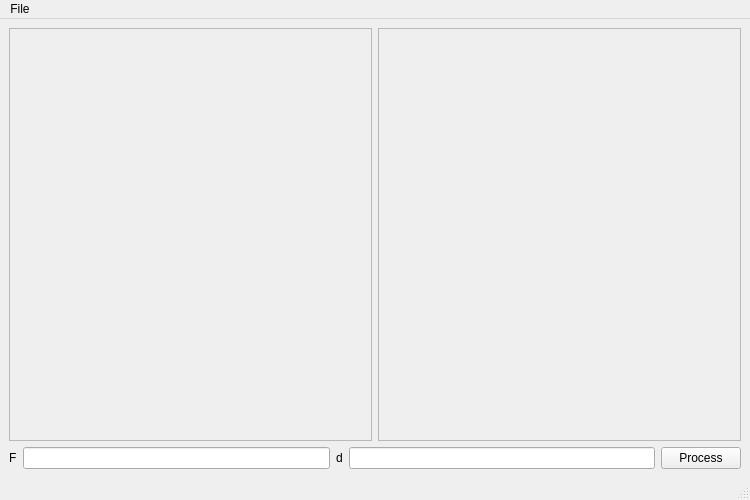
First picture: the form in form/mainwindow.ui, repository AlbezJelt/DCT2, before the edit.
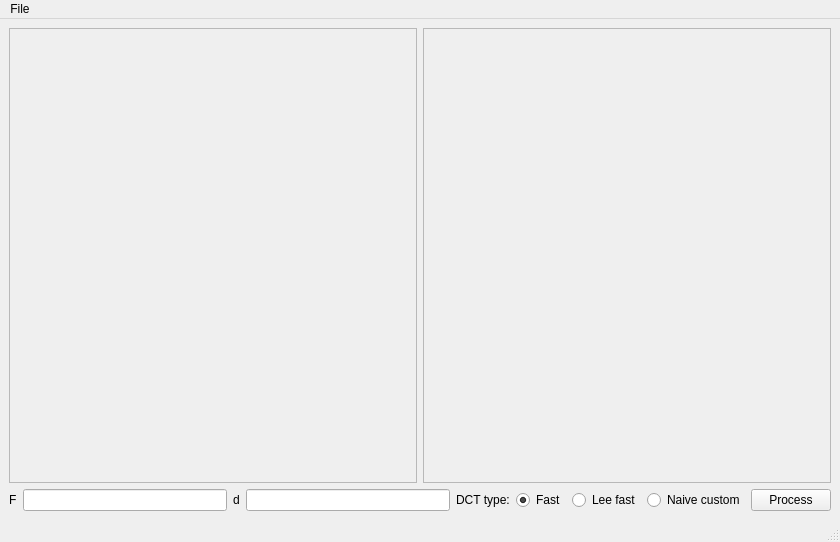
Second picture: the form after the edit. Icons and pictures are not drawn.

Commit message: Working DCT fast versions

Patch:
```diff
--- a/form/mainwindow.ui
+++ b/form/mainwindow.ui
@@ -6,8 +6,8 @@
    <rect>
     <x>0</x>
     <y>0</y>
-    <width>750</width>
-    <height>500</height>
+    <width>840</width>
+    <height>542</height>
    </rect>
   </property>
   <property name="windowTitle">
@@ -33,8 +33,8 @@
             <rect>
              <x>0</x>
              <y>0</y>
-             <width>359</width>
-             <height>404</height>
+             <width>404</width>
+             <height>424</height>
             </rect>
            </property>
            <widget class="QLabel" name="img">
@@ -63,8 +63,8 @@
             <rect>
              <x>0</x>
              <y>0</y>
-             <width>359</width>
-             <height>404</height>
+             <width>404</width>
+             <height>424</height>
             </rect>
            </property>
            <widget class="QLabel" name="img_2">
@@ -85,8 +85,12 @@
         </item>
        </layout>
       </item>
+     </layout>
+    </item>
+    <item>
+     <layout class="QHBoxLayout" name="horizontalLayout_3">
       <item>
-       <layout class="QHBoxLayout" name="horizontalLayout_2">
+       <layout class="QHBoxLayout" name="horizontalLayout_4">
         <item>
          <widget class="QLabel" name="setF">
           <property name="text">
@@ -107,6 +111,41 @@
         <item>
          <widget class="QLineEdit" name="writeD"/>
         </item>
+        <item>
+         <layout class="QHBoxLayout" name="horizontalLayout_5">
+          <item>
+           <widget class="QLabel" name="label">
+            <property name="text">
+             <string>DCT type:</string>
+            </property>
+           </widget>
+          </item>
+          <item>
+           <widget class="QRadioButton" name="rb_Fast">
+            <property name="text">
+             <string>Fast</string>
+            </property>
+            <property name="checked">
+             <bool>true</bool>
+            </property>
+           </widget>
+          </item>
+          <item>
+           <widget class="QRadioButton" name="rb_Lee">
+            <property name="text">
+             <string>Lee fast</string>
+            </property>
+           </widget>
+          </item>
+          <item>
+           <widget class="QRadioButton" name="rb_Naive">
+            <property name="text">
+             <string>Naive custom</string>
+            </property>
+           </widget>
+          </item>
+         </layout>
+        </item>
         <item>
          <widget class="QPushButton" name="parameters">
           <property name="text">
@@ -128,8 +167,8 @@
     <rect>
      <x>0</x>
      <y>0</y>
-     <width>750</width>
-     <height>21</height>
+     <width>840</width>
+     <height>27</height>
     </rect>
    </property>
    <widget class="QMenu" name="menuFile">
```
The commit also changes 7 other files.
